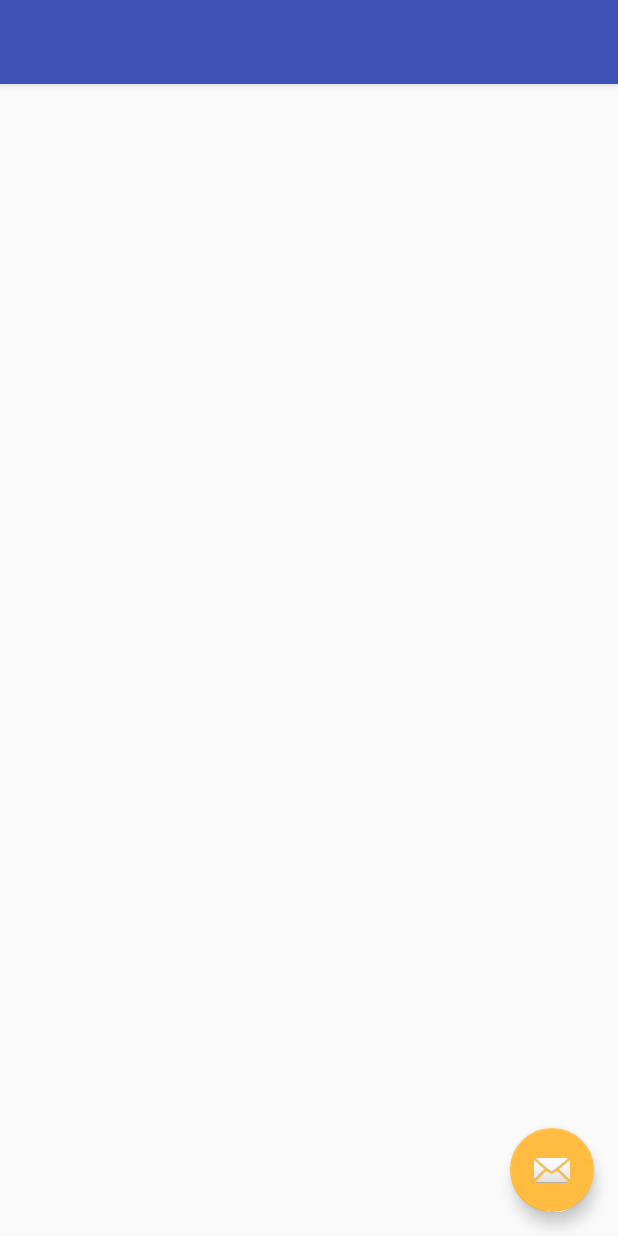
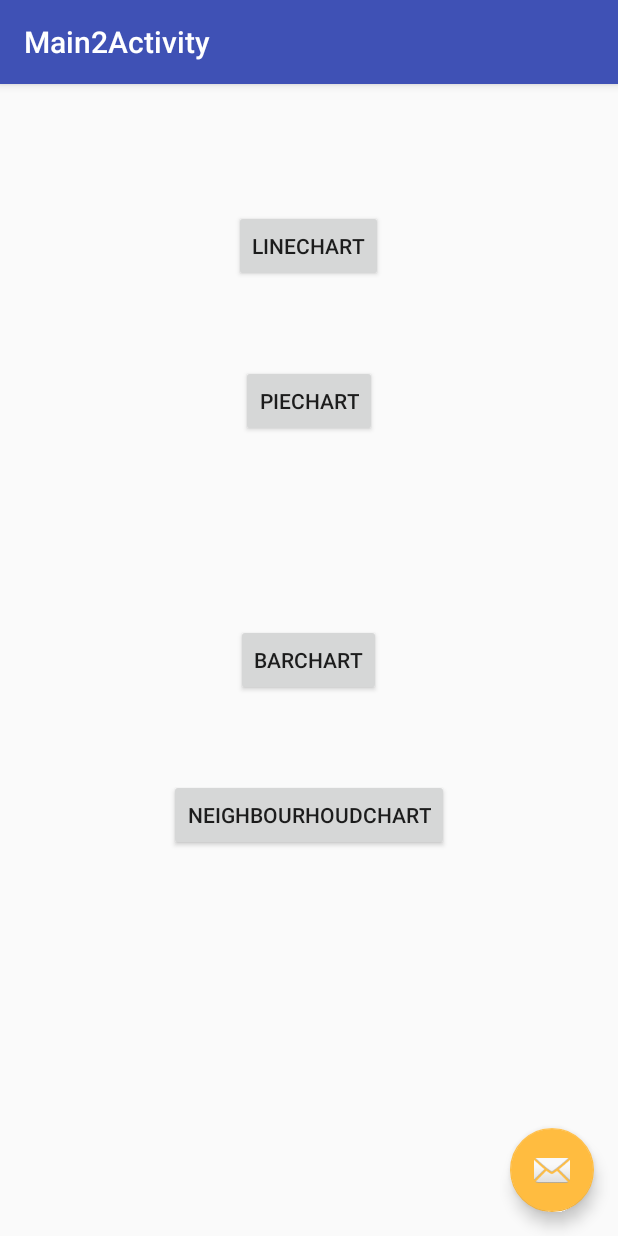
Before and after one commit to gkygrek/RaamKozijn, an Android app: the Main2Activity screen opened directly, with no data from a screen before it, on a phone screen of 412 x 824 dp. Run offline under Robolectric (Android 15) with nearby library versions, the phone set to English and light mode, and no system bars.

Commit message:
commite menu charts

```diff
--- a/TestApp/app/src/main/java/com/example/onno/testapp/Main2Activity.java
+++ b/TestApp/app/src/main/java/com/example/onno/testapp/Main2Activity.java
@@ -1,13 +1,69 @@
 package com.example.onno.testapp;
 
+import android.content.Context;
+import android.content.Intent;
+import android.os.Bundle;
+import android.support.design.widget.FloatingActionButton;
+import android.support.design.widget.Snackbar;
 import android.support.v7.app.AppCompatActivity;
-import android.os.Bundle;
+import android.support.v7.widget.Toolbar;
+import android.view.View;
+import android.widget.Button;
 
 public class Main2Activity extends AppCompatActivity {
-
+    Context context;
     @Override
     protected void onCreate(Bundle savedInstanceState) {
         super.onCreate(savedInstanceState);
         setContentView(R.layout.activity_main2);
+        Toolbar toolbar = (Toolbar) findViewById(R.id.toolbar);
+        setSupportActionBar(toolbar);
+        Button buttonPieChart = (Button) findViewById(R.id.buttonPieChart);
+        Button buttonLineChart = (Button) findViewById(R.id.buttonLineChart);
+        Button buttonBarChart = (Button) findViewById(R.id.buttonBarChart);
+        Button buttonNeighbouurhoudChart = (Button) findViewById(R.id.buttonNeighbouurhoudChart);
+        context = this.getApplicationContext();
+        FloatingActionButton fab = (FloatingActionButton) findViewById(R.id.fab);
+        fab.setOnClickListener(new View.OnClickListener() {
+            @Override
+            public void onClick(View view) {
+                Snackbar.make(view, "Replace with your own action", Snackbar.LENGTH_LONG)
+                        .setAction("Action", null).show();
+            }
+        });
+        buttonPieChart.setOnClickListener(new View.OnClickListener() {
+            @Override
+            public void onClick(View view) {
+                Intent intent = new Intent(context,Main5Activity.class);
+                intent.addFlags(Intent.FLAG_ACTIVITY_NEW_TASK);
+                context.startActivity(intent);
+            }
+        });
+
+        buttonLineChart.setOnClickListener(new View.OnClickListener() {
+            @Override
+            public void onClick(View view) {
+                Intent intent = new Intent(context,Main6Activity.class);
+                intent.addFlags(Intent.FLAG_ACTIVITY_NEW_TASK);
+                context.startActivity(intent);
+            }
+        });
+        buttonBarChart.setOnClickListener(new View.OnClickListener() {
+            @Override
+            public void onClick(View view) {
+                Intent intent = new Intent(context,Main7Activity.class);
+                intent.addFlags(Intent.FLAG_ACTIVITY_NEW_TASK);
+                context.startActivity(intent);
+            }
+        });
+        buttonNeighbouurhoudChart.setOnClickListener(new View.OnClickListener() {
+            @Override
+            public void onClick(View view) {
+                Intent intent = new Intent(context,Main8Activity.class);
+                intent.addFlags(Intent.FLAG_ACTIVITY_NEW_TASK);
+                context.startActivity(intent);
+            }
+        });
     }
+
 }
--- a/TestApp/app/src/main/res/layout/activity_main2.xml
+++ b/TestApp/app/src/main/res/layout/activity_main2.xml
@@ -21,7 +21,7 @@
 
     </android.support.design.widget.AppBarLayout>
 
-    <include layout="@layout/content_main3" />
+    <include layout="@layout/content_main2" />
 
     <android.support.design.widget.FloatingActionButton
         android:id="@+id/fab"
--- /dev/null
+++ b/TestApp/app/src/main/res/layout/content_main2.xml
@@ -0,0 +1,49 @@
+<?xml version="1.0" encoding="utf-8"?>
+<RelativeLayout xmlns:android="http://schemas.android.com/apk/res/android"
+    xmlns:app="http://schemas.android.com/apk/res-auto"
+    xmlns:tools="http://schemas.android.com/tools"
+    android:layout_width="match_parent"
+    android:layout_height="match_parent"
+    android:paddingBottom="@dimen/activity_vertical_margin"
+    android:paddingLeft="@dimen/activity_horizontal_margin"
+    android:paddingRight="@dimen/activity_horizontal_margin"
+    android:paddingTop="@dimen/activity_vertical_margin"
+    app:layout_behavior="@string/appbar_scrolling_view_behavior"
+    tools:context="com.example.onno.testapp.Main2Activity"
+    tools:showIn="@layout/activity_main2">
+
+    <Button
+        android:layout_width="wrap_content"
+        android:layout_height="wrap_content"
+        android:text="LineChart"
+        android:id="@+id/buttonLineChart"
+        android:layout_alignParentTop="true"
+        android:layout_centerHorizontal="true"
+        android:layout_marginTop="68dp" />
+
+    <Button
+        android:layout_width="wrap_content"
+        android:layout_height="wrap_content"
+        android:text="PieChart"
+        android:id="@+id/buttonPieChart"
+        android:layout_below="@+id/buttonLineChart"
+        android:layout_centerHorizontal="true"
+        android:layout_marginTop="55dp" />
+
+    <Button
+        android:layout_width="wrap_content"
+        android:layout_height="wrap_content"
+        android:text="BarChart"
+        android:id="@+id/buttonBarChart"
+        android:layout_centerVertical="true"
+        android:layout_centerHorizontal="true" />
+
+    <Button
+        android:layout_width="wrap_content"
+        android:layout_height="wrap_content"
+        android:text="NeighbourhoudChart"
+        android:id="@+id/buttonNeighbouurhoudChart"
+        android:layout_below="@+id/buttonBarChart"
+        android:layout_centerHorizontal="true"
+        android:layout_marginTop="55dp" />
+</RelativeLayout>
--- a/TestApp/app/src/main/res/values/strings.xml
+++ b/TestApp/app/src/main/res/values/strings.xml
@@ -3,4 +3,9 @@
     <string name="action_settings">Settings</string>
     <string name="title_activity_main3">Main3Activity</string>
     <string name="title_activity_main4">Main4Activity</string>
+    <string name="title_activity_main2">Main2Activity</string>
+    <string name="title_activity_main5">Main5Activity</string>
+    <string name="title_activity_main6">Main6Activity</string>
+    <string name="title_activity_main7">Main7Activity</string>
+    <string name="title_activity_main8">Main8Activity</string>
 </resources>
```
Also changed, not shown: TestApp/app/src/main/AndroidManifest.xml (+25 -8 lines), TestApp/app/src/main/java/com/example/onno/testapp/Main5Activity.java (added, +29 -0 lines), TestApp/app/src/main/java/com/example/onno/testapp/Main6Activity.java (added, +29 -0 lines), TestApp/app/src/main/java/com/example/onno/testapp/Main7Activity.java (added, +29 -0 lines), TestApp/app/src/main/java/com/example/onno/testapp/Main8Activity.java (added, +29 -0 lines), TestApp/app/src/main/res/layout/activity_main5.xml (added, +34 -0 lines), TestApp/app/src/main/res/layout/activity_main6.xml (added, +34 -0 lines), TestApp/app/src/main/res/layout/activity_main7.xml (added, +34 -0 lines), TestApp/app/src/main/res/layout/activity_main8.xml (added, +35 -0 lines), TestApp/app/src/main/res/layout/content_main5.xml (added, +15 -0 lines), TestApp/app/src/main/res/layout/content_main6.xml (added, +15 -0 lines), TestApp/app/src/main/res/layout/content_main7.xml (added, +15 -0 lines), TestApp/app/src/main/res/layout/content_main8.xml (added, +16 -0 lines), TestApp/app/src/main/res/layout/content_main3.xml (indentation only), 305 other files.
